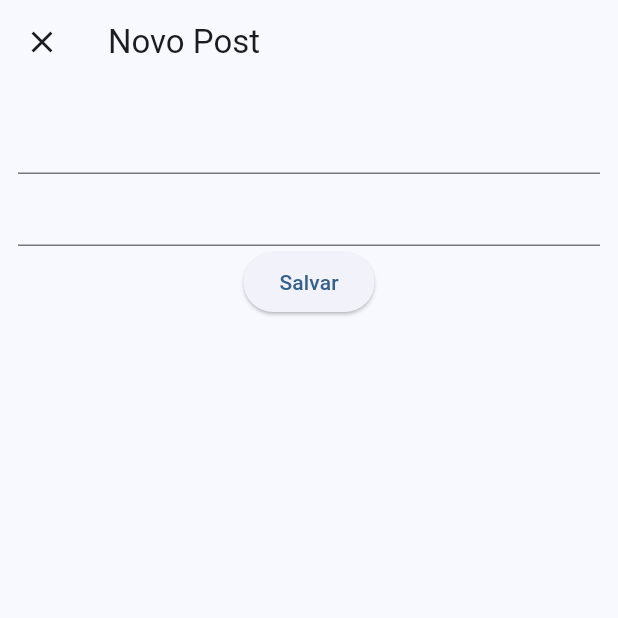
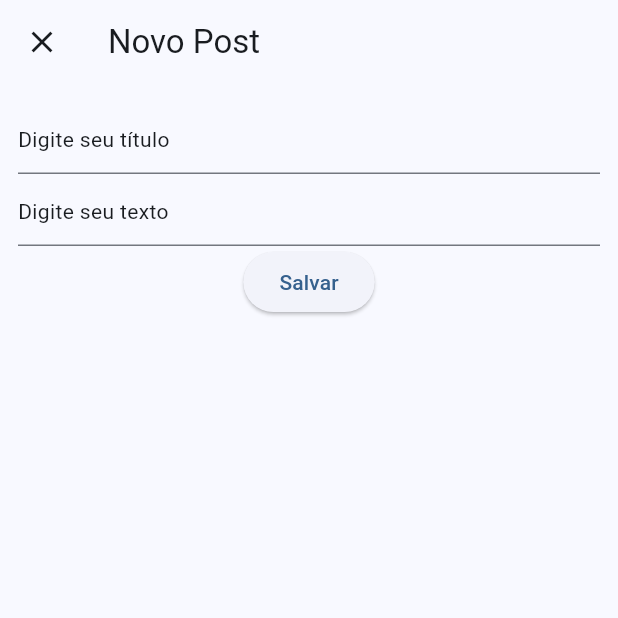
Before and after one commit to Thiago-Aksenen/Flutter-Monorepo, a Flutter app: the screen it shows after launch, after a tap on the "favorite outline" icon, after a tap on the "add" icon, on a phone screen of 412 x 824 dp, the top half of it. Run offline on Flutter 3.47's test engine with Material 3 defaults, Android fonts, the phone set to English and light mode, and no system bars; our stand-ins replace flutter_slidable, hive_flutter; accounts and stored records are empty.

Commit message:
Crud de posts finalizado - fazendo crud de stor

```diff
--- a/IFPR/flutter Instagram/instagram_app/lib/components/post_item.dart
+++ b/IFPR/flutter Instagram/instagram_app/lib/components/post_item.dart
@@ -1,26 +1,71 @@
 import 'package:flutter/material.dart';
 import 'package:instagram_app/models/post.dart';
+import 'package:instagram_app/views/add_post.dart';
 
 class PostItem extends StatelessWidget {
   final Post post;
-  final VoidCallback onLike; //é uma função que você passa pro PostItem pra ele chamar quando o ícone for clicado.
-  const PostItem({super.key, required this.post, required this.onLike});
+  final VoidCallback
+  onLike; //é uma função que você passa pro PostItem pra ele chamar quando o ícone for clicado.
+  final Function() deleteItem;
+  const PostItem({
+    super.key,
+    required this.post,
+    required this.onLike,
+    required this.deleteItem,
+  });
 
   @override
   Widget build(BuildContext context) {
     return Padding(
       padding: const EdgeInsets.all(10.0),
-      child:
-      ListTile(
+      child: ListTile(
         leading: IconButton(
-        onPressed: onLike, //tá aqui
-        icon: post.liked
-            ? const Icon(Icons.favorite)
-            : const Icon(Icons.favorite_border),
+          // A widget to display before the toolbar's title. Typically the leading widget is an Icon or an IconButton.
+          onPressed: onLike, //tá aqui
+          icon: post.liked
+              ? const Icon(
+                  Icons.favorite,
+                  color: Color.fromARGB(255, 255, 255, 255),
+                )
+              : const Icon(
+                  Icons.favorite_border,
+                  color: Color.fromARGB(255, 255, 255, 255),
+                ),
         ),
         title: Text(post.title),
+        titleTextStyle: TextStyle(
+          color: Theme.of(context).colorScheme.onInverseSurface,
+          fontSize: 20,
+          fontWeight: FontWeight.bold,
+        ),
         tileColor: Theme.of(context).colorScheme.primary,
         subtitle: Text(post.text),
+        subtitleTextStyle: TextStyle(
+          color: Theme.of(context).colorScheme.onInverseSurface,
+          fontSize: 12,
+          fontWeight: FontWeight.w100,
+        ),
+        trailing: Wrap(
+          children: [
+            IconButton(
+              //A widget to display after the title. Typically an Icon widget.
+              onPressed: () async {
+                await Navigator.push(
+                  context,
+                  MaterialPageRoute(
+                    builder: (context) => AddPost(post: post),
+                  ),
+                );
+              },
+              icon: Icon(Icons.edit, color: Colors.white),
+            ),
+            IconButton(
+              //A widget to display after the title. Typically an Icon widget.
+              onPressed: deleteItem,
+              icon: Icon(Icons.delete, color: Colors.white),
+            ),
+          ],
+        ),
       ),
     );
   }
--- a/IFPR/flutter Instagram/instagram_app/lib/models/post.dart
+++ b/IFPR/flutter Instagram/instagram_app/lib/models/post.dart
@@ -1,6 +1,6 @@
 class Post {
-  final String title;
-  final String text;
+  String title;
+  String text;
   final bool liked;
 
   Post({required this.title, required this.text, this.liked = false});
--- /dev/null
+++ b/IFPR/flutter Instagram/instagram_app/lib/models/story.dart
@@ -0,0 +1,6 @@
+import 'package:flutter/material.dart';
+
+class story{
+String titulo;
+Icon
+}
--- a/IFPR/flutter Instagram/instagram_app/lib/views/add_post.dart
+++ b/IFPR/flutter Instagram/instagram_app/lib/views/add_post.dart
@@ -1,7 +1,9 @@
 import 'package:flutter/material.dart';
+import 'package:instagram_app/models/post.dart';
 
 class AddPost extends StatefulWidget {
-  const AddPost({super.key});
+  final Post? post;
+  const AddPost({super.key, this.post});
 
   @override
   State<AddPost> createState() => _AddPostState();
@@ -13,15 +15,19 @@ class _AddPostState extends State<AddPost> {
   final TextEditingController _textController = TextEditingController();
 
   @override
-  void dispose() {
-  _titleController.dispose();
-  _textController.dispose();
-  super.dispose();
-}
+  void initState() {
+    super.initState();
+    if (widget.post != null) {
+      _titleController.text = widget.post!.title;
+      _textController.text = widget.post!.text;
+    }
+  }
+
+  @override
   Widget build(BuildContext context) {
     return Scaffold(
       appBar: AppBar(
-        title: Text("Novo Post"),
+        title: widget.post == null ? Text("Novo Post") : Text("Editando Post"),
         leading: IconButton(
           onPressed: () {
             Navigator.pop(context);
@@ -37,20 +43,22 @@ class _AddPostState extends State<AddPost> {
             children: [
               //form para title
               TextFormField(
+                decoration: InputDecoration(hint: Text("Digite seu título")),
                 controller: _titleController,
                 validator: (value) {
                   if (value == null || value.isEmpty) {
-                    return 'Entre com seu post';
+                    return 'Entre com seu titulo';
                   }
                   return null;
                 },
               ),
               //form para text
               TextFormField(
+                decoration: InputDecoration(hint: Text("Digite seu texto")),
                 controller: _textController,
                 validator: (value) {
                   if (value == null || value.isEmpty) {
-                    return 'Entre com seu post';
+                    return 'Entre com seu texto';
                   }
                   return null;
                 },
@@ -61,10 +69,18 @@ class _AddPostState extends State<AddPost> {
                     ScaffoldMessenger.of(
                       context,
                     ).showSnackBar(const SnackBar(content: Text('Salvando')));
-                    Navigator.pop(context, [
-                      _titleController.text,
-                      _textController.text,
-                    ]);
+
+                    if (widget.post == null) {
+                      Post newPost = Post(
+                        title: _titleController.text,
+                        text: _textController.text,
+                      );
+                      Navigator.pop(context, newPost);
+                    } else {
+                      widget.post?.title = _titleController.text;
+                      widget.post?.text = _textController.text;
+                      Navigator.pop(context);
+                    }
                   }
                 },
                 child: const Text("Salvar"),
--- a/IFPR/flutter Instagram/instagram_app/lib/views/home_page.dart
+++ b/IFPR/flutter Instagram/instagram_app/lib/views/home_page.dart
@@ -12,11 +12,12 @@ class HomePage extends StatefulWidget {
 }
 
 class _HomePageState extends State<HomePage> {
-  List<Post> _posts = [
+  final List<Post> _posts = [
     Post(title: "Titulo 1", text: "Texto exemplo 1", liked: false),
     Post(title: "Titulo 2", text: "Texto exemplo 2", liked: false),
   ];
   final List _storys = ['story 1', 'story 2', 'story 3'];
+  @override
   Widget build(BuildContext context) {
     return Scaffold(
       floatingActionButton: FloatingActionButton(
@@ -27,17 +28,13 @@ class _HomePageState extends State<HomePage> {
           );
           if (result != null) {
             setState(() {
-              _posts.add(Post(title: result[0], text: result[1]));
+              _posts.add(result);
             });
           }
-          Navigator.push(
-            context,
-            MaterialPageRoute(builder: (context) => const AddPost()),
-          );
         },
         child: const Icon(Icons.add),
       ),
-      appBar: AppBar(title: const Text("Instagram Style App")),
+      appBar: AppBar(title: Center(child: const Text("Instagram Style App"))),
       body: Column(
         children: [
           SizedBox(
@@ -65,6 +62,7 @@ class _HomePageState extends State<HomePage> {
                       );
                     });
                   },
+                  deleteItem: ()=> deletePost(_posts.length - index - 1),
                 );
               },
             ),
@@ -73,4 +71,10 @@ class _HomePageState extends State<HomePage> {
       ),
     );
   }
+
+  deletePost(int index) {
+    setState(() {
+      _posts.remove(index);
+    });
+  }
 }
```
